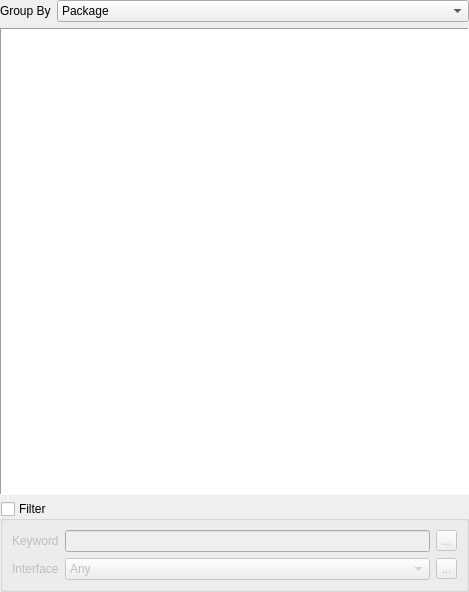
Qt form AcfSln/Include/icmpstr/CPackageOverviewComp.ui (ImagingTools/AcfPublic) before a commit.
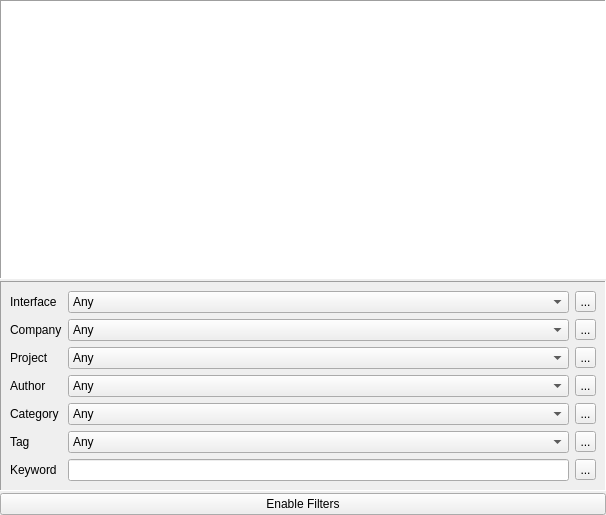
The same form after that commit. Icons and pictures are not drawn.

What changed in the file:
```diff
--- a/AcfSln/Include/icmpstr/CPackageOverviewComp.ui
+++ b/AcfSln/Include/icmpstr/CPackageOverviewComp.ui
@@ -6,48 +6,26 @@
    <rect>
     <x>0</x>
     <y>0</y>
-    <width>469</width>
-    <height>592</height>
+    <width>606</width>
+    <height>515</height>
    </rect>
   </property>
   <layout class="QVBoxLayout" name="verticalLayout">
-   <property name="margin">
+   <property name="spacing">
+    <number>2</number>
+   </property>
+   <property name="leftMargin">
     <number>0</number>
    </property>
-   <item>
-    <layout class="QHBoxLayout" name="horizontalLayout">
-     <item>
-      <widget class="QLabel" name="label_2">
-       <property name="sizePolicy">
-        <sizepolicy hsizetype="Maximum" vsizetype="Preferred">
-         <horstretch>0</horstretch>
-         <verstretch>0</verstretch>
-        </sizepolicy>
-       </property>
-       <property name="text">
-        <string>Group By</string>
-       </property>
-      </widget>
-     </item>
-     <item>
-      <widget class="QComboBox" name="GroupByCB">
-       <property name="currentIndex">
-        <number>1</number>
-       </property>
-       <item>
-        <property name="text">
-         <string>None</string>
-        </property>
-       </item>
-       <item>
-        <property name="text">
-         <string>Package</string>
-        </property>
-       </item>
-      </widget>
-     </item>
-    </layout>
-   </item>
+   <property name="topMargin">
+    <number>0</number>
+   </property>
+   <property name="rightMargin">
+    <number>0</number>
+   </property>
+   <property name="bottomMargin">
+    <number>0</number>
+   </property>
    <item>
     <widget class="QTreeWidget" name="PackagesList">
      <property name="toolTip">
@@ -88,86 +66,288 @@
     </widget>
    </item>
    <item>
-    <widget class="QGroupBox" name="FilterGB">
-     <property name="title">
-      <string>Filter</string>
+    <widget class="QFrame" name="FilterFrame">
+     <property name="frameShape">
+      <enum>QFrame::Panel</enum>
      </property>
-     <property name="checkable">
-      <bool>true</bool>
-     </property>
-     <property name="checked">
-      <bool>false</bool>
+     <property name="frameShadow">
+      <enum>QFrame::Sunken</enum>
      </property>
      <layout class="QGridLayout" name="gridLayout">
-      <item row="1" column="2">
-       <widget class="QToolButton" name="InterfaceClearButton">
-        <property name="maximumSize">
-         <size>
-          <width>21</width>
-          <height>21</height>
-         </size>
-        </property>
-        <property name="text">
-         <string>...</string>
-        </property>
-        <property name="icon">
-         <iconset resource="../iqtgui/iqtgui.qrc">
-          <normaloff>:/Icons/Clear</normaloff>:/Icons/Clear</iconset>
-        </property>
-       </widget>
-      </item>
-      <item row="1" column="1">
-       <widget class="QComboBox" name="InterfaceCB">
-        <property name="sizePolicy">
-         <sizepolicy hsizetype="Ignored" vsizetype="Fixed">
-          <horstretch>0</horstretch>
-          <verstretch>0</verstretch>
-         </sizepolicy>
-        </property>
-        <item>
-         <property name="text">
-          <string>Any</string>
-         </property>
-        </item>
-       </widget>
-      </item>
-      <item row="1" column="0">
+      <item row="0" column="0">
        <widget class="QLabel" name="InterfaceLabel">
         <property name="text">
          <string>Interface</string>
         </property>
        </widget>
       </item>
-      <item row="0" column="2">
-       <widget class="QToolButton" name="KeywordClearButton">
-        <property name="maximumSize">
-         <size>
-          <width>21</width>
-          <height>21</height>
-         </size>
-        </property>
-        <property name="text">
-         <string>...</string>
-        </property>
-        <property name="icon">
-         <iconset resource="../iqtgui/iqtgui.qrc">
-          <normaloff>:/Icons/Clear</normaloff>:/Icons/Clear</iconset>
-        </property>
-       </widget>
-      </item>
       <item row="0" column="1">
-       <widget class="QLineEdit" name="FilterEdit"/>
+       <widget class="QComboBox" name="InterfaceCB">
+        <property name="sizePolicy">
+         <sizepolicy hsizetype="Ignored" vsizetype="Fixed">
+          <horstretch>0</horstretch>
+          <verstretch>0</verstretch>
+         </sizepolicy>
+        </property>
+        <item>
+         <property name="text">
+          <string>Any</string>
+         </property>
+        </item>
+       </widget>
       </item>
-      <item row="0" column="0">
+      <item row="0" column="2">
+       <widget class="QToolButton" name="InterfaceClearButton">
+        <property name="maximumSize">
+         <size>
+          <width>21</width>
+          <height>21</height>
+         </size>
+        </property>
+        <property name="text">
+         <string>...</string>
+        </property>
+        <property name="icon">
+         <iconset>
+          <normaloff>:/Icons/Clear</normaloff>:/Icons/Clear</iconset>
+        </property>
+       </widget>
+      </item>
+      <item row="1" column="0">
+       <widget class="QLabel" name="AuthorLabel_3">
+        <property name="text">
+         <string>Company</string>
+        </property>
+       </widget>
+      </item>
+      <item row="1" column="1">
+       <widget class="QComboBox" name="CompanyCB">
+        <property name="sizePolicy">
+         <sizepolicy hsizetype="Ignored" vsizetype="Fixed">
+          <horstretch>0</horstretch>
+          <verstretch>0</verstretch>
+         </sizepolicy>
+        </property>
+        <item>
+         <property name="text">
+          <string>Any</string>
+         </property>
+        </item>
+       </widget>
+      </item>
+      <item row="1" column="2">
+       <widget class="QToolButton" name="CompanyClearButton">
+        <property name="maximumSize">
+         <size>
+          <width>21</width>
+          <height>21</height>
+         </size>
+        </property>
+        <property name="text">
+         <string>...</string>
+        </property>
+        <property name="icon">
+         <iconset>
+          <normaloff>:/Icons/Clear</normaloff>:/Icons/Clear</iconset>
+        </property>
+       </widget>
+      </item>
+      <item row="2" column="0">
+       <widget class="QLabel" name="AuthorLabel_4">
+        <property name="text">
+         <string>Project</string>
+        </property>
+       </widget>
+      </item>
+      <item row="2" column="1">
+       <widget class="QComboBox" name="ProjectCB">
+        <property name="sizePolicy">
+         <sizepolicy hsizetype="Ignored" vsizetype="Fixed">
+          <horstretch>0</horstretch>
+          <verstretch>0</verstretch>
+         </sizepolicy>
+        </property>
+        <item>
+         <property name="text">
+          <string>Any</string>
+         </property>
+        </item>
+       </widget>
+      </item>
+      <item row="2" column="2">
+       <widget class="QToolButton" name="ProjectClearButton">
+        <property name="maximumSize">
+         <size>
+          <width>21</width>
+          <height>21</height>
+         </size>
+        </property>
+        <property name="text">
+         <string>...</string>
+        </property>
+        <property name="icon">
+         <iconset>
+          <normaloff>:/Icons/Clear</normaloff>:/Icons/Clear</iconset>
+        </property>
+       </widget>
+      </item>
+      <item row="3" column="0">
+       <widget class="QLabel" name="AuthorLabel">
+        <property name="text">
+         <string>Author</string>
+        </property>
+       </widget>
+      </item>
+      <item row="3" column="1">
+       <widget class="QComboBox" name="AuthorCB">
+        <property name="sizePolicy">
+         <sizepolicy hsizetype="Ignored" vsizetype="Fixed">
+          <horstretch>0</horstretch>
+          <verstretch>0</verstretch>
+         </sizepolicy>
+        </property>
+        <item>
+         <property name="text">
+          <string>Any</string>
+         </property>
+        </item>
+       </widget>
+      </item>
+      <item row="3" column="2">
+       <widget class="QToolButton" name="AuthorClearButton">
+        <property name="maximumSize">
+         <size>
+          <width>21</width>
+          <height>21</height>
+         </size>
+        </property>
+        <property name="text">
+         <string>...</string>
+        </property>
+        <property name="icon">
+         <iconset>
+          <normaloff>:/Icons/Clear</normaloff>:/Icons/Clear</iconset>
+        </property>
+       </widget>
+      </item>
+      <item row="4" column="0">
+       <widget class="QLabel" name="AuthorLabel_2">
+        <property name="text">
+         <string>Category</string>
+        </property>
+       </widget>
+      </item>
+      <item row="4" column="1">
+       <widget class="QComboBox" name="CategoryCB">
+        <property name="sizePolicy">
+         <sizepolicy hsizetype="Ignored" vsizetype="Fixed">
+          <horstretch>0</horstretch>
+          <verstretch>0</verstretch>
+         </sizepolicy>
+        </property>
+        <item>
+         <property name="text">
+          <string>Any</string>
+         </property>
+        </item>
+       </widget>
+      </item>
+      <item row="4" column="2">
+       <widget class="QToolButton" name="CategoryClearButton">
+        <property name="maximumSize">
+         <size>
+          <width>21</width>
+          <height>21</height>
+         </size>
+        </property>
+        <property name="text">
+         <string>...</string>
+        </property>
+        <property name="icon">
+         <iconset>
+          <normaloff>:/Icons/Clear</normaloff>:/Icons/Clear</iconset>
+        </property>
+       </widget>
+      </item>
+      <item row="5" column="0">
+       <widget class="QLabel" name="AuthorLabel_5">
+        <property name="text">
+         <string>Tag</string>
+        </property>
+       </widget>
+      </item>
+      <item row="5" column="1">
+       <widget class="QComboBox" name="TagCB">
+        <property name="sizePolicy">
+         <sizepolicy hsizetype="Ignored" vsizetype="Fixed">
+          <horstretch>0</horstretch>
+          <verstretch>0</verstretch>
+         </sizepolicy>
+        </property>
+        <item>
+         <property name="text">
+          <string>Any</string>
+         </property>
+        </item>
+       </widget>
+      </item>
+      <item row="5" column="2">
+       <widget class="QToolButton" name="TagClearButton">
+        <property name="maximumSize">
+         <size>
+          <width>21</width>
+          <height>21</height>
+         </size>
+        </property>
+        <property name="text">
+         <string>...</string>
+        </property>
+        <property name="icon">
+         <iconset>
+          <normaloff>:/Icons/Clear</normaloff>:/Icons/Clear</iconset>
+        </property>
+       </widget>
+      </item>
+      <item row="6" column="0">
        <widget class="QLabel" name="label_4">
         <property name="text">
          <string>Keyword</string>
         </property>
        </widget>
       </item>
+      <item row="6" column="1">
+       <widget class="QLineEdit" name="FilterEdit"/>
+      </item>
+      <item row="6" column="2">
+       <widget class="QToolButton" name="KeywordClearButton">
+        <property name="maximumSize">
+         <size>
+          <width>21</width>
+          <height>21</height>
+         </size>
+        </property>
+        <property name="text">
+         <string>...</string>
+        </property>
+        <property name="icon">
+         <iconset>
+          <normaloff>:/Icons/Clear</normaloff>:/Icons/Clear</iconset>
+        </property>
+       </widget>
+      </item>
      </layout>
     </widget>
    </item>
+   <item>
+    <widget class="QPushButton" name="EnableFiltersButton">
+     <property name="text">
+      <string>Enable Filters</string>
+     </property>
+     <property name="checkable">
+      <bool>true</bool>
+     </property>
+    </widget>
+   </item>
   </layout>
  </widget>
  <resources>
```
Left out of the diff: 19 changed lines with no effect on the pictures.
